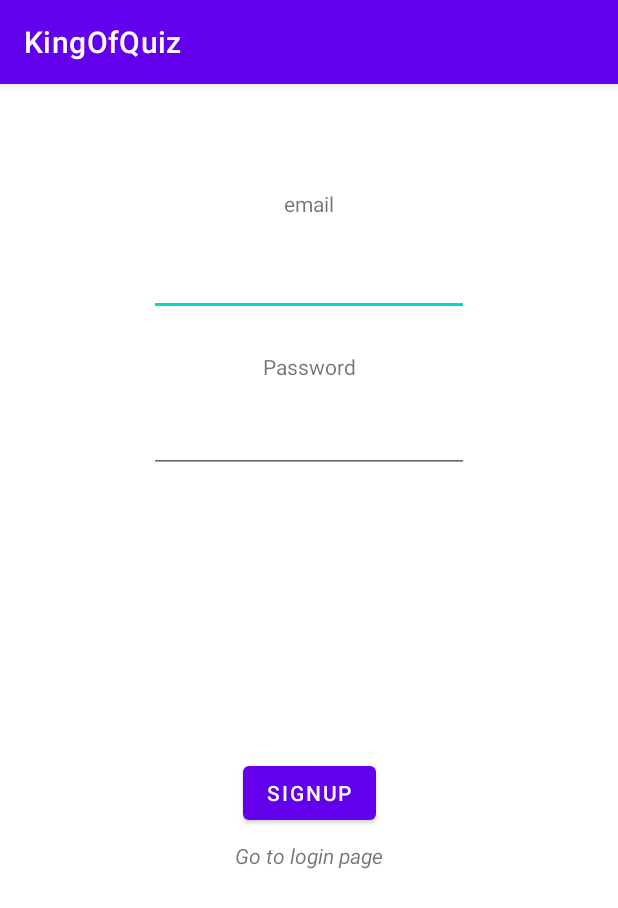
After one commit to hessamasna/MobilePrograming-KingOfQuiz, an Android app: the SignUp screen opened directly, with no data from a screen before it, on a phone screen of 412 x 824 dp. The commit adds this screen. Shown: the top 908 px of the screen. Run offline under Robolectric (Android 15) with nearby library versions, the phone set to English and light mode, and no system bars.

Commit message:
[ADD] signUp

```diff
--- /dev/null
+++ b/app/src/main/res/layout/activity_sign_up.xml
@@ -0,0 +1,88 @@
+<?xml version="1.0" encoding="utf-8"?>
+<androidx.constraintlayout.widget.ConstraintLayout xmlns:android="http://schemas.android.com/apk/res/android"
+    xmlns:app="http://schemas.android.com/apk/res-auto"
+    xmlns:tools="http://schemas.android.com/tools"
+    android:layout_width="match_parent"
+    android:layout_height="match_parent"
+    tools:context=".SignUp">
+
+    <Button
+        android:id="@+id/button_btn"
+        android:layout_width="wrap_content"
+        android:layout_height="wrap_content"
+        android:layout_marginTop="189dp"
+        android:onClick="SignUpUser"
+        android:text="SignUp"
+        app:layout_constraintEnd_toEndOf="parent"
+        app:layout_constraintStart_toStartOf="parent"
+        app:layout_constraintTop_toBottomOf="@+id/password_signUp" />
+
+    <TextView
+        android:id="@+id/email_signUp_txt"
+        android:layout_width="wrap_content"
+        android:layout_height="wrap_content"
+        android:layout_marginTop="70dp"
+        android:text="email"
+        app:layout_constraintEnd_toEndOf="parent"
+        app:layout_constraintStart_toStartOf="parent"
+        app:layout_constraintTop_toTopOf="parent" />
+
+    <TextView
+        android:id="@+id/password_signUp_txt"
+        android:layout_width="wrap_content"
+        android:layout_height="wrap_content"
+        android:layout_marginTop="24dp"
+        android:text="Password"
+        app:layout_constraintEnd_toEndOf="parent"
+        app:layout_constraintStart_toStartOf="parent"
+        app:layout_constraintTop_toBottomOf="@+id/email_signUp" />
+
+    <EditText
+        android:id="@+id/email_signUp"
+        android:layout_width="wrap_content"
+        android:layout_height="wrap_content"
+        android:layout_marginTop="20dp"
+        android:ems="10"
+        android:inputType="textEmailAddress"
+        app:layout_constraintEnd_toEndOf="parent"
+        app:layout_constraintStart_toStartOf="parent"
+        app:layout_constraintTop_toBottomOf="@+id/email_signUp_txt" />
+
+    <EditText
+        android:id="@+id/password_signUp"
+        android:layout_width="wrap_content"
+        android:layout_height="wrap_content"
+        android:layout_marginTop="16dp"
+        android:ems="10"
+        android:inputType="textPassword"
+        app:layout_constraintEnd_toEndOf="parent"
+        app:layout_constraintStart_toStartOf="parent"
+        app:layout_constraintTop_toBottomOf="@+id/password_signUp_txt" />
+
+    <TextView
+        android:id="@+id/SignUp_error_txt"
+        android:layout_width="318dp"
+        android:layout_height="43dp"
+        android:layout_marginTop="32dp"
+        android:textAlignment="center"
+        android:textColor="#FF0000"
+        android:textStyle="bold"
+        app:layout_constraintEnd_toEndOf="parent"
+        app:layout_constraintStart_toStartOf="parent"
+        app:layout_constraintTop_toBottomOf="@+id/go_to_login" />
+
+    <TextView
+        android:id="@+id/go_to_login"
+        android:layout_width="wrap_content"
+        android:layout_height="wrap_content"
+        android:layout_marginTop="8dp"
+        android:clickable="true"
+        android:linksClickable="true"
+        android:onClick="goToLogin"
+        android:text="Go to login page"
+        android:textStyle="italic"
+        app:layout_constraintEnd_toEndOf="parent"
+        app:layout_constraintStart_toStartOf="parent"
+        app:layout_constraintTop_toBottomOf="@+id/button_btn" />
+
+</androidx.constraintlayout.widget.ConstraintLayout>
```
Also changed, not shown: app/src/main/AndroidManifest.xml (+18 -4 lines), app/src/main/java/com/cip/kingofquiz/MainActivity.java (+7 -0 lines), app/src/main/java/com/cip/kingofquiz/SignUp.java (added, +65 -0 lines).
